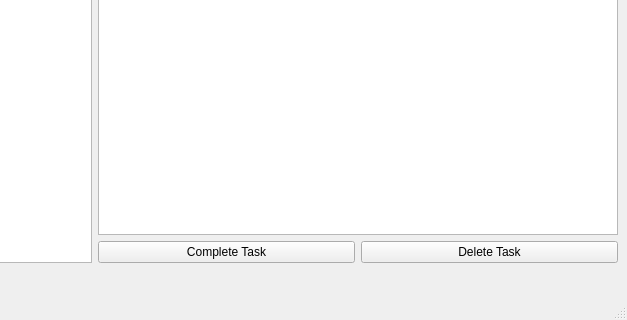
This is mainwindow.ui in Syldarion/scatterbrain as Qt 5 draws it before an edit; both pictures show x 173 to 800 and y 280 to 600 of the 800 by 600 pixel window. The edited form follows.
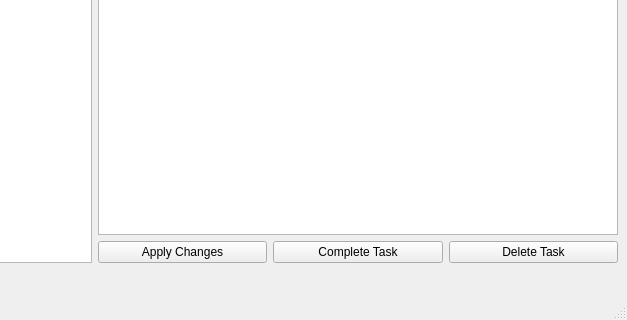
This is the edited form.

Commit message: finally implemented show completed tasks behavior

What changed in the file:
```diff
--- a/mainwindow.ui
+++ b/mainwindow.ui
@@ -92,6 +92,13 @@
         </item>
         <item>
          <layout class="QHBoxLayout" name="taskControls">
+          <item>
+           <widget class="QPushButton" name="applyTaskButton">
+            <property name="text">
+             <string>Apply Changes</string>
+            </property>
+           </widget>
+          </item>
           <item>
            <widget class="QPushButton" name="completeTaskButton">
             <property name="text">
```
The commit also changes 5 other files.
